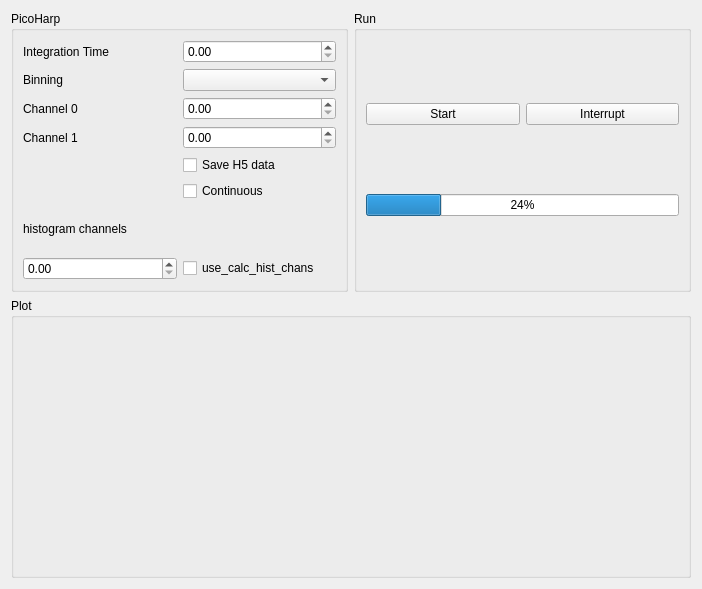
This is ScopeFoundryHW/picoharp/picoharp_hist_measure.ui in PromuInstrument/stackbot as Qt 5 draws it before an edit. The edited form follows.
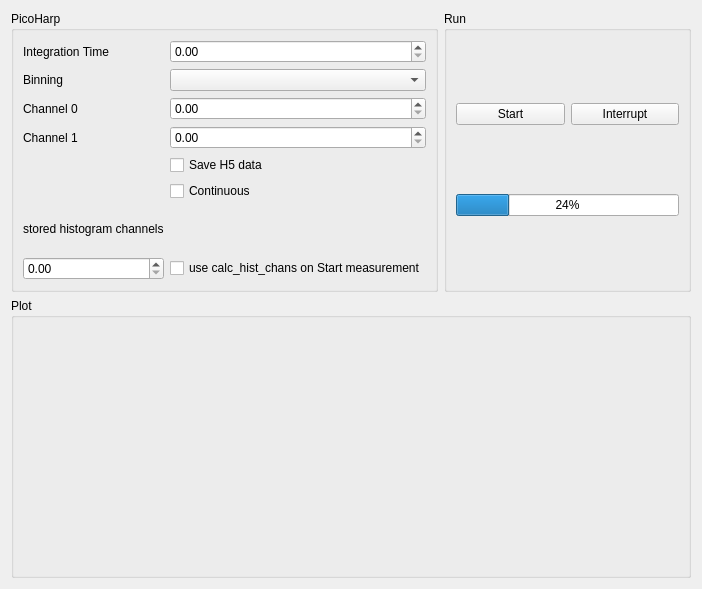
This is the edited form.

Commit message: picoharp: updated picoharp_hist_measure UI

The edit to the form file:
```diff
--- a/ScopeFoundryHW/picoharp/picoharp_hist_measure.ui
+++ b/ScopeFoundryHW/picoharp/picoharp_hist_measure.ui
@@ -58,26 +58,43 @@
       <string>PicoHarp</string>
      </property>
      <layout class="QGridLayout" name="gridLayout">
-      <item row="17" column="1">
-       <widget class="QCheckBox" name="use_calc_hist_chans_checkBox">
+      <item row="12" column="2">
+       <widget class="QCheckBox" name="save_h5_checkBox">
         <property name="text">
-         <string>use_calc_hist_chans</string>
+         <string>Save H5 data</string>
         </property>
        </widget>
       </item>
-      <item row="13" column="1">
-       <widget class="QCheckBox" name="continuous_checkBox">
+      <item row="10" column="0">
+       <widget class="QLabel" name="label_3">
         <property name="text">
-         <string>Continuous</string>
+         <string>Channel 0</string>
         </property>
        </widget>
       </item>
       <item row="17" column="0">
        <widget class="QDoubleSpinBox" name="histogram_channels_doubleSpinBox"/>
       </item>
-      <item row="11" column="1">
+      <item row="2" column="2">
+       <widget class="QComboBox" name="Binning_comboBox"/>
+      </item>
+      <item row="16" column="0">
+       <widget class="QLabel" name="label_5">
+        <property name="text">
+         <string>stored histogram channels</string>
+        </property>
+       </widget>
+      </item>
+      <item row="11" column="2">
        <widget class="QDoubleSpinBox" name="ch1_doubleSpinBox"/>
       </item>
+      <item row="13" column="2">
+       <widget class="QCheckBox" name="continuous_checkBox">
+        <property name="text">
+         <string>Continuous</string>
+        </property>
+       </widget>
+      </item>
       <item row="2" column="0">
        <widget class="QLabel" name="label_2">
         <property name="text">
@@ -85,6 +102,12 @@
         </property>
        </widget>
       </item>
+      <item row="10" column="2">
+       <widget class="QDoubleSpinBox" name="ch0_doubleSpinBox"/>
+      </item>
+      <item row="0" column="2">
+       <widget class="QDoubleSpinBox" name="picoharp_tacq_doubleSpinBox"/>
+      </item>
       <item row="11" column="0">
        <widget class="QLabel" name="label_4">
         <property name="text">
@@ -92,9 +115,6 @@
         </property>
        </widget>
       </item>
-      <item row="2" column="1">
-       <widget class="QComboBox" name="Binning_comboBox"/>
-      </item>
       <item row="0" column="0">
        <widget class="QLabel" name="label">
         <property name="text">
@@ -102,30 +122,10 @@
         </property>
        </widget>
       </item>
-      <item row="0" column="1">
-       <widget class="QDoubleSpinBox" name="picoharp_tacq_doubleSpinBox"/>
-      </item>
-      <item row="12" column="1">
-       <widget class="QCheckBox" name="save_h5_checkBox">
+      <item row="17" column="2">
+       <widget class="QCheckBox" name="use_calc_hist_chans_checkBox">
         <property name="text">
-         <string>Save H5 data</string>
-        </property>
-       </widget>
-      </item>
-      <item row="10" column="1">
-       <widget class="QDoubleSpinBox" name="ch0_doubleSpinBox"/>
-      </item>
-      <item row="10" column="0">
-       <widget class="QLabel" name="label_3">
-        <property name="text">
-         <string>Channel 0</string>
-        </property>
-       </widget>
-      </item>
-      <item row="16" column="0">
-       <widget class="QLabel" name="label_5">
-        <property name="text">
-         <string>histogram channels</string>
+         <string>use calc_hist_chans on Start measurement</string>
         </property>
        </widget>
       </item>
```
